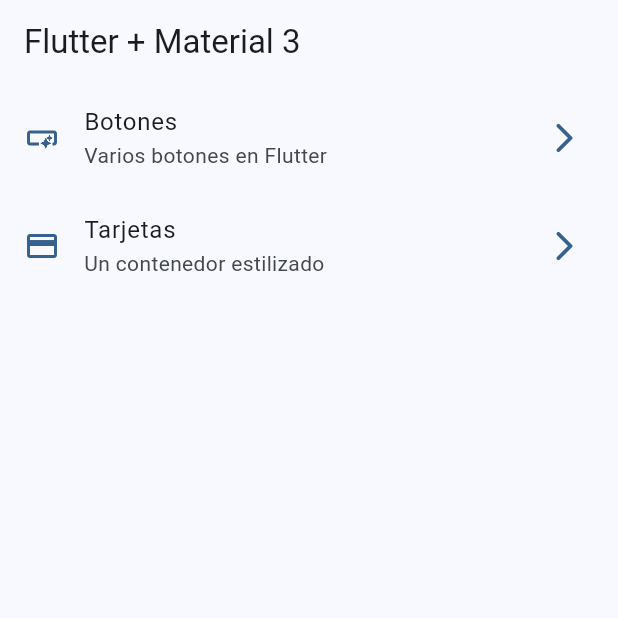
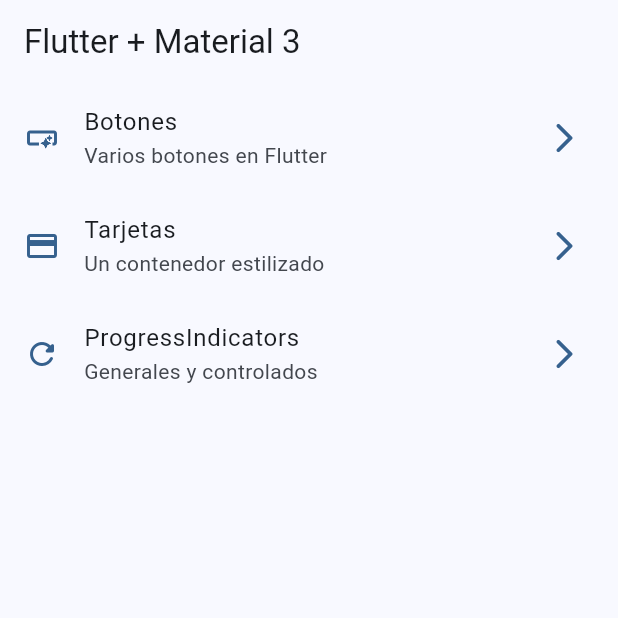
Before and after one commit to DanielGarciaPluma/Practicas-DMI-230187, a Flutter app: the screen it shows after launch, on a phone screen of 412 x 824 dp, the top half of it. Run offline on Flutter 3.47's test engine with Material 3 defaults, Android fonts, the phone set to English and light mode, and no system bars; our stand-ins replace dio, go_router.

```diff
--- a/Practica_05/widgets_app/lib/config/menu/menu_items.dart
+++ b/Practica_05/widgets_app/lib/config/menu/menu_items.dart
@@ -32,5 +32,12 @@
     icon: Icons.credit_card
   ),
 
+  MenuItem(
+    title: "ProgressIndicators",
+    subTitle: "Generales y controlados",
+    link: "/progress",
+    icon: Icons.refresh_rounded
+  ),
+
 
 ];
--- a/Practica_05/widgets_app/lib/config/router/app_router.dart
+++ b/Practica_05/widgets_app/lib/config/router/app_router.dart
@@ -23,5 +23,11 @@
       name: CardsScreen.name,
       builder: (context, state) => const CardsScreen(),
     ),
+
+    GoRoute(
+      path: '/progress',
+      name: ProgressScreen .name,
+      builder: (context, state) => const ProgressScreen(),
+    ),
   ],
 );
--- a/Practica_05/widgets_app/lib/presentation/screens/screens.dart
+++ b/Practica_05/widgets_app/lib/presentation/screens/screens.dart
@@ -1,3 +1,4 @@
 export 'package:widgets_app/presentation/screens/buttons/buttons_screen.dart';
 export 'package:widgets_app/presentation/screens/cards/cards_screen.dart';
 export 'package:widgets_app/presentation/screens/home/home_screen.dart';
+export 'package:widgets_app/presentation/screens/progress/progress_screen.dart';
```
Also changed, not shown: Practica_05/widgets_app/lib/presentation/screens/progress/progress_screen.dart (added, +76 -0 lines).
